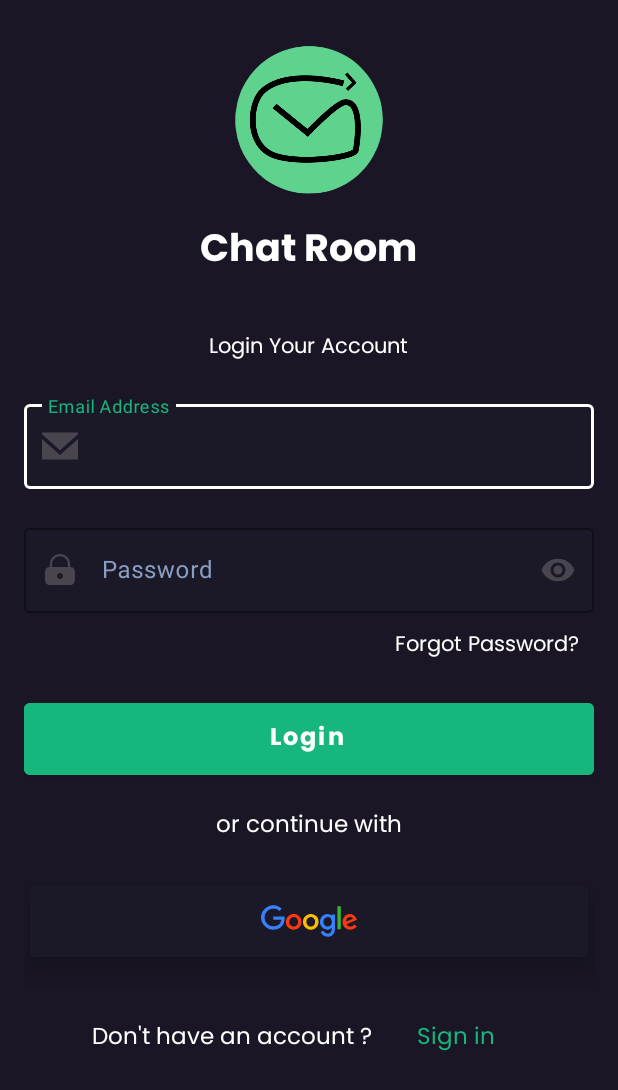
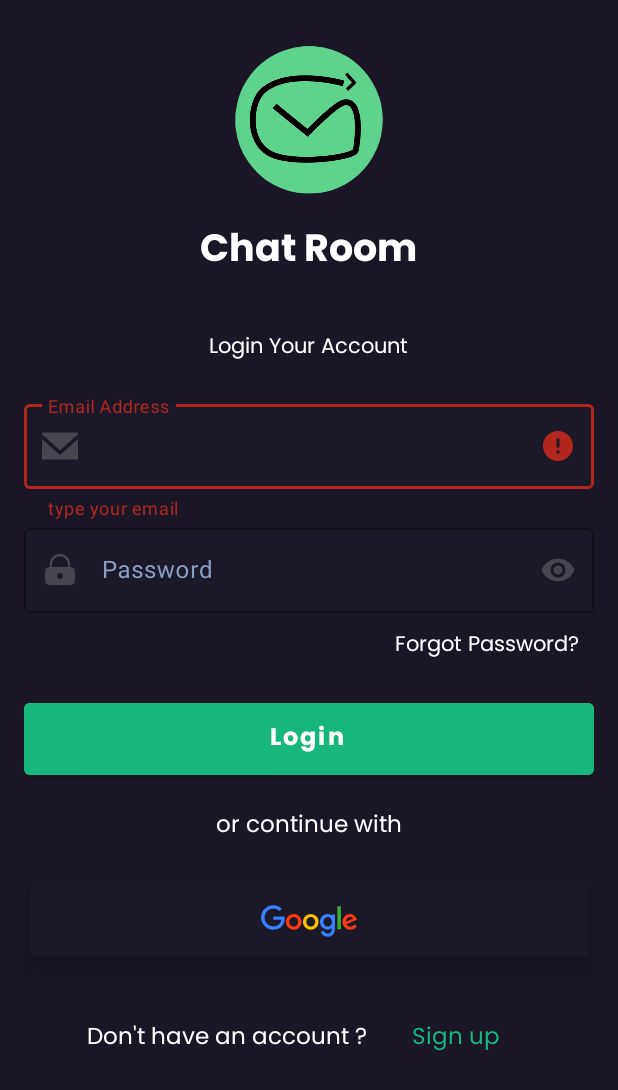
Before and after one commit to dhia619/Android-messaging-App, an Android app: the screen it shows after launch (LoginActivity), after a tap on "Login", on a phone screen of 412 x 824 dp. Shown: the top 1090 px of the screen. Run offline under Robolectric (Android 15) with nearby library versions, the phone set to English and light mode, and no system bars.

Commit message:
user input control update 2.0

```diff
--- a/app/src/main/java/com/example/messenger/LoginActivity.java
+++ b/app/src/main/java/com/example/messenger/LoginActivity.java
@@ -27,6 +27,9 @@ public class LoginActivity extends AppCompatActivity {
         Button log_in = findViewById(R.id.loginbtn);
         TextView sign_in = findViewById(R.id.sign_in);
 
+        TextInputLayout email_input = findViewById(R.id.emailFieldLayout);
+        TextInputLayout pwd_input = findViewById(R.id.pwdFieldLayout);
+
         //Redirection to Sign in
         sign_in.setOnClickListener(new View.OnClickListener(){
             @Override
@@ -40,9 +43,22 @@ public class LoginActivity extends AppCompatActivity {
         log_in.setOnClickListener(new View.OnClickListener(){
             @Override
             public void onClick(View v) {
+                String email = email_input.getEditText().getText().toString();
+                String pwd = pwd_input.getEditText().getText().toString();
                 //check if user input is valid
-                if (!user.getEmail().isEmpty() && isValidEmail(user.getEmail()) && !user.getPwd().isEmpty() && isValidPassword(user.getPwd())) {
+                if (email.isEmpty()) {
+                    email_input.setError("type your email");
 
+                }else if(!isValidEmail(email)){
+                    email_input.setError("invalid email address");
+                }
+                else if(pwd.isEmpty()){
+                    pwd_input.setError("type your password");
+                }
+                else if(!isValidPassword(pwd)){
+                    pwd_input.setError("password must contain at least 6 alphabets and digits");
+                }
+                else{
                     //access db to see if user exist or not
 
 
@@ -52,16 +68,10 @@ public class LoginActivity extends AppCompatActivity {
                     overridePendingTransition(R.anim.slide_in_right, R.anim.slide_out_left);
                 }
                 //user input not valid so login fails
-                else{
-                    Toast toast = Toast.makeText(getApplicationContext(), "o93od 8adi ya boujadi", Toast.LENGTH_LONG);
-                    toast.show();
-                }
             }
         });
 
-        //Control on the Inputs (email Only)
-        TextInputLayout email_input = findViewById(R.id.emailFieldLayout);
-        TextInputLayout pwd_input = findViewById(R.id.pwdFieldLayout);
+        //Control on the Inputs
 
         Objects.requireNonNull(email_input.getEditText()).addTextChangedListener(new TextWatcher() {
             @Override
--- a/app/src/main/java/com/example/messenger/MyDataBase.java
+++ b/app/src/main/java/com/example/messenger/MyDataBase.java
@@ -8,7 +8,7 @@ import android.database.sqlite.SQLiteOpenHelper;
 
 public class MyDataBase extends SQLiteOpenHelper {
     public static final String db_name = "messenger";
-    public static final int db_version = 3;
+    public static final int db_version = 1;
     public MyDataBase(Context context){
         super(context,db_name,null,db_version);
     }
--- a/app/src/main/res/layout/activity_login.xml
+++ b/app/src/main/res/layout/activity_login.xml
@@ -150,7 +150,7 @@
                 android:layout_height="wrap_content"
                 android:layout_marginStart="10dp"
                 android:fontFamily="@font/poppins"
-                android:text="@string/sign_in"
+                android:text="@string/signup"
                 android:padding="20dp"
                 android:backgroundTint="@color/primary_dark"
                 android:textColor="@color/primary_green"
--- a/app/src/main/res/values/strings.xml
+++ b/app/src/main/res/values/strings.xml
@@ -12,7 +12,7 @@
     <string name="my_image_description">app logo</string>
     <string name="email">Email</string>
     <string name="phone_number">Phone Number</string>
-    <string name="birthdate">Birthdate</string>
+    <string name="birthdate">Birthdate jj/mm/aaaa</string>
     <string name="full_name">Full Name</string>
     <string name="password">Password</string>
     <string name="plus">+</string>
```
Also changed, not shown: app/src/main/java/com/example/messenger/SignUpActivity.java (+47 -30 lines).
